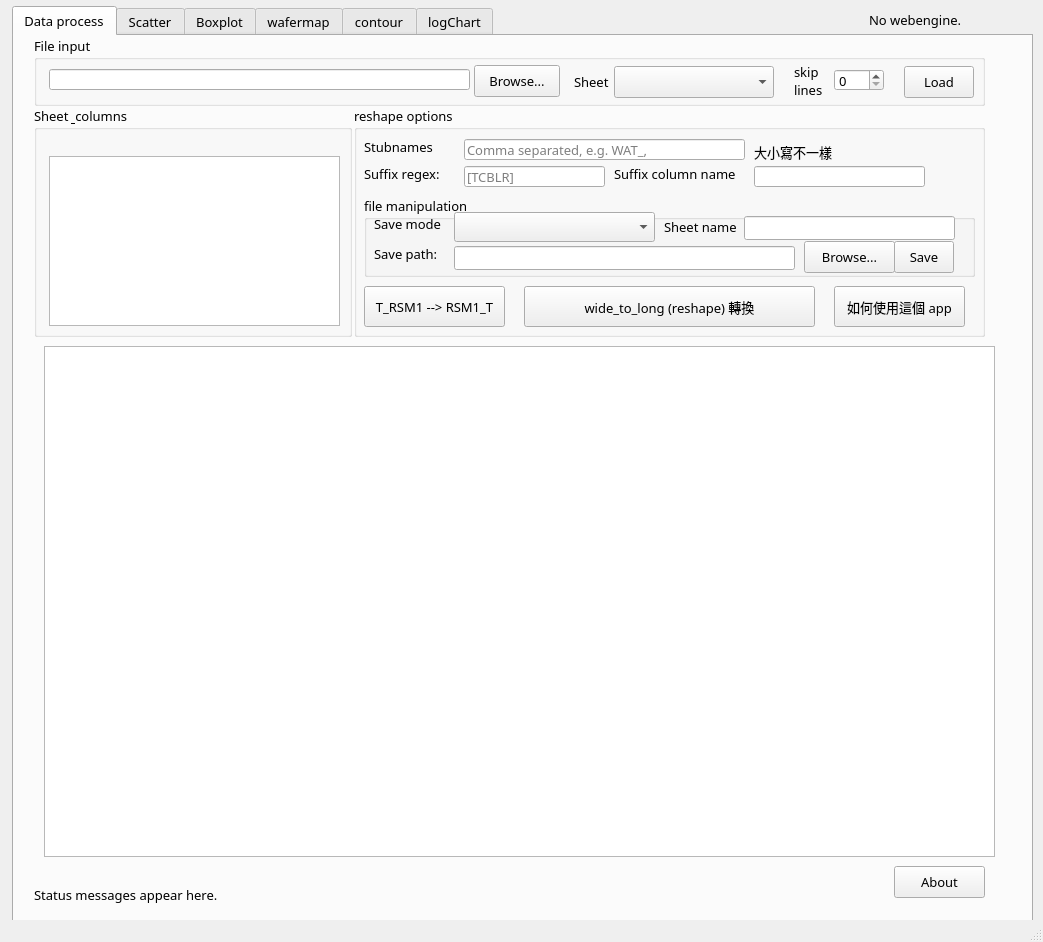
Before: the Qt Designer form mainwindow-win.ui in cnwang406/p-chart, drawn with Qt 5.
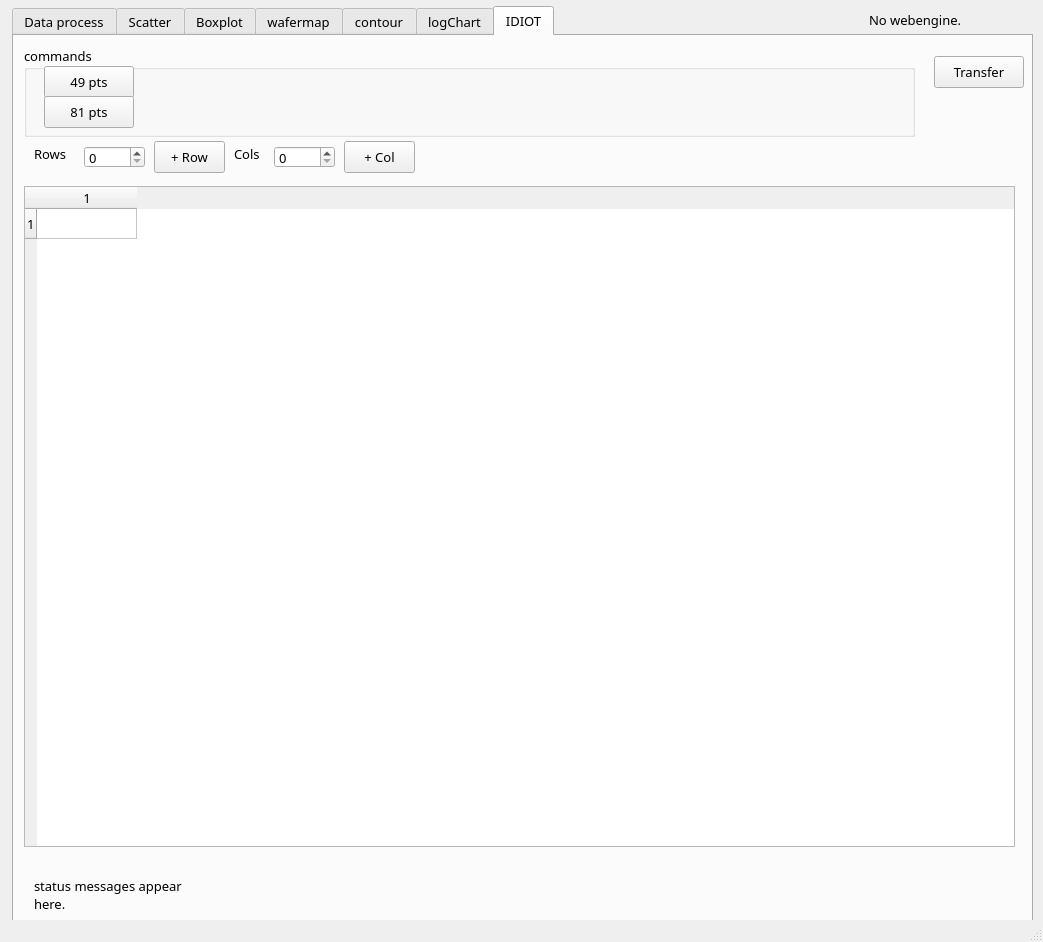
After: the same form once the commit is applied. The open tabs and pages were chosen to show the change.

Commit message: add idiot data edit tab

Diff of the .ui file:
```diff
--- a/mainwindow-win.ui
+++ b/mainwindow-win.ui
@@ -5803,6 +5803,197 @@
       </property>
      </widget>
     </widget>
+    <widget class="QWidget" name="tabIdiot">
+     <attribute name="title">
+      <string>IDIOT</string>
+     </attribute>
+     <widget class="QGroupBox" name="idiotGroupBox">
+      <property name="geometry">
+       <rect>
+        <x>10</x>
+        <y>10</y>
+        <width>891</width>
+        <height>91</height>
+       </rect>
+      </property>
+      <property name="title">
+       <string>commands</string>
+      </property>
+      <widget class="QPushButton" name="idiotInsert49PushButton">
+       <property name="geometry">
+        <rect>
+         <x>20</x>
+         <y>20</y>
+         <width>90</width>
+         <height>32</height>
+        </rect>
+       </property>
+       <property name="text">
+        <string>49 pts</string>
+       </property>
+      </widget>
+      <widget class="QPushButton" name="idiotInsert81PushButton">
+       <property name="geometry">
+        <rect>
+         <x>20</x>
+         <y>50</y>
+         <width>90</width>
+         <height>32</height>
+        </rect>
+       </property>
+       <property name="text">
+        <string>81 pts</string>
+       </property>
+      </widget>
+     </widget>
+     <widget class="QPushButton" name="idiotTransferPushButton">
+      <property name="geometry">
+       <rect>
+        <x>920</x>
+        <y>20</y>
+        <width>90</width>
+        <height>32</height>
+       </rect>
+      </property>
+      <property name="text">
+       <string>Transfer</string>
+      </property>
+     </widget>
+     <widget class="QTableWidget" name="idiotDataTableWidget">
+      <property name="geometry">
+       <rect>
+        <x>10</x>
+        <y>150</y>
+        <width>991</width>
+        <height>661</height>
+       </rect>
+      </property>
+      <property name="dragEnabled">
+       <bool>true</bool>
+      </property>
+      <property name="alternatingRowColors">
+       <bool>true</bool>
+      </property>
+      <property name="sortingEnabled">
+       <bool>true</bool>
+      </property>
+      <property name="rowCount">
+       <number>1</number>
+      </property>
+      <property name="columnCount">
+       <number>1</number>
+      </property>
+      <attribute name="horizontalHeaderCascadingSectionResizes">
+       <bool>true</bool>
+      </attribute>
+      <attribute name="horizontalHeaderStretchLastSection">
+       <bool>false</bool>
+      </attribute>
+      <attribute name="verticalHeaderCascadingSectionResizes">
+       <bool>true</bool>
+      </attribute>
+      <attribute name="verticalHeaderShowSortIndicator" stdset="0">
+       <bool>true</bool>
+      </attribute>
+      <row/>
+      <column/>
+     </widget>
+     <widget class="QLabel" name="idiotStatusLabelTab">
+      <property name="geometry">
+       <rect>
+        <x>20</x>
+        <y>843</y>
+        <width>951</width>
+        <height>32</height>
+       </rect>
+      </property>
+      <property name="font">
+       <font>
+        <family>Cascadia Next TC</family>
+        <pointsize>10</pointsize>
+       </font>
+      </property>
+      <property name="frameShape">
+       <enum>QFrame::Shape::NoFrame</enum>
+      </property>
+      <property name="text">
+       <string>status messages appear
+here.</string>
+      </property>
+     </widget>
+     <widget class="QLabel" name="label_44">
+      <property name="geometry">
+       <rect>
+        <x>20</x>
+        <y>110</y>
+        <width>41</width>
+        <height>16</height>
+       </rect>
+      </property>
+      <property name="text">
+       <string>Rows</string>
+      </property>
+     </widget>
+     <widget class="QSpinBox" name="idiotRowsSpinBox">
+      <property name="geometry">
+       <rect>
+        <x>70</x>
+        <y>110</y>
+        <width>61</width>
+        <height>22</height>
+       </rect>
+      </property>
+     </widget>
+     <widget class="QSpinBox" name="idiotColsSpinBox">
+      <property name="geometry">
+       <rect>
+        <x>260</x>
+        <y>110</y>
+        <width>61</width>
+        <height>22</height>
+       </rect>
+      </property>
+     </widget>
+     <widget class="QLabel" name="label_48">
+      <property name="geometry">
+       <rect>
+        <x>220</x>
+        <y>110</y>
+        <width>31</width>
+        <height>16</height>
+       </rect>
+      </property>
+      <property name="text">
+       <string>Cols</string>
+      </property>
+     </widget>
+     <widget class="QPushButton" name="idiotAddRowsPushButton">
+      <property name="geometry">
+       <rect>
+        <x>140</x>
+        <y>105</y>
+        <width>71</width>
+        <height>32</height>
+       </rect>
+      </property>
+      <property name="text">
+       <string>+ Row</string>
+      </property>
+     </widget>
+     <widget class="QPushButton" name="idiotAddColsPushButton">
+      <property name="geometry">
+       <rect>
+        <x>330</x>
+        <y>105</y>
+        <width>71</width>
+        <height>32</height>
+       </rect>
+      </property>
+      <property name="text">
+       <string>+ Col</string>
+      </property>
+     </widget>
+    </widget>
    </widget>
    <widget class="QLabel" name="noWebengineLabel">
     <property name="geometry">
```
Left out of the diff: 29 changed lines with no effect on the pictures. The commit also changes 6 other files.
